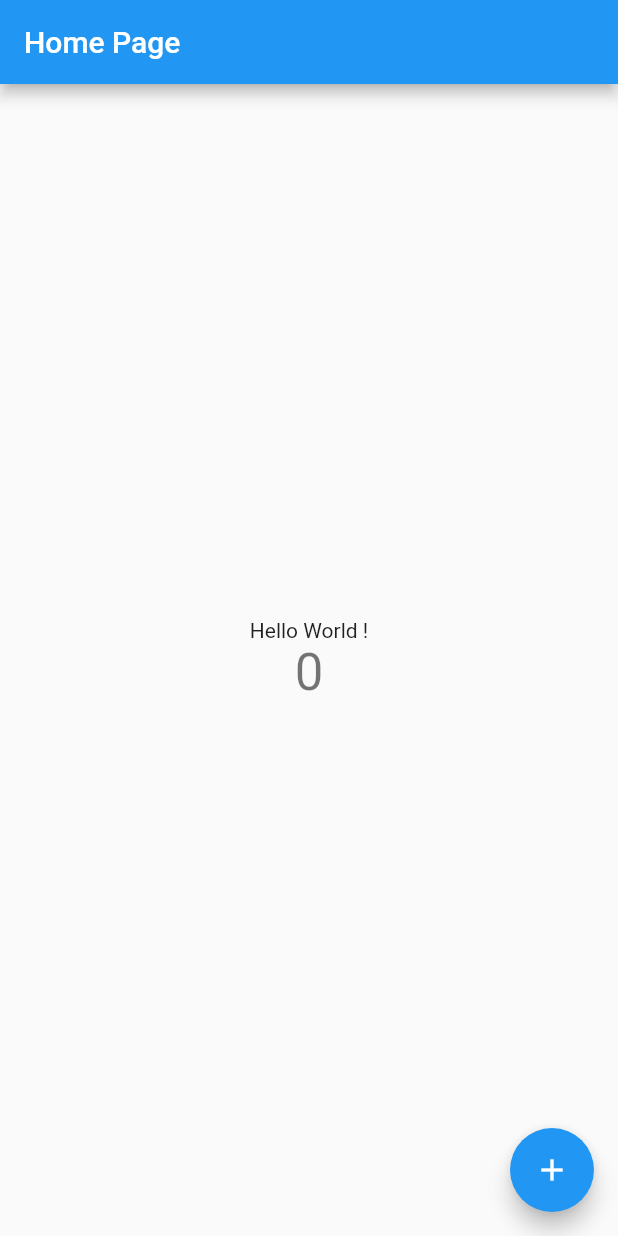
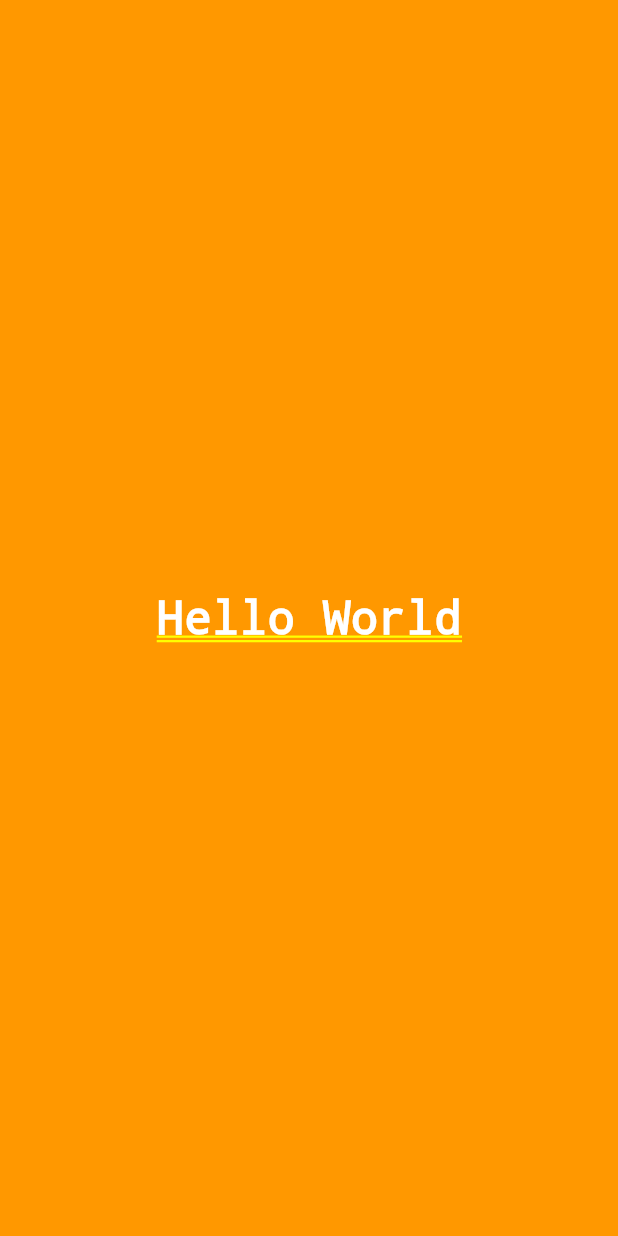
Before and after one commit to dinhvietahn23/mobileFlutter, a Flutter app: the screen it shows after launch, on a phone screen of 412 x 824 dp. Run offline on Flutter 3.47's test engine with Material 2 defaults, Android fonts, the phone set to English and light mode, and no system bars.

Commit message:
Chapter 7: layout in Flutter

```diff
--- a/lib/main.dart
+++ b/lib/main.dart
@@ -1,27 +1,17 @@
 import 'package:flutter/material.dart';
 
-void main() {
-  runApp(const MyApp());
-}
+void main() => runApp(MyApp());
 
 class MyApp extends StatelessWidget {
-  const MyApp({Key? key}) : super(key: key);
+  //const MyApp({Key? key}) : super(key: key);
 
   // This widget is the root of your application.
   @override
   Widget build(BuildContext context) {
     return MaterialApp(
-      title: 'Flutter Demo',
+      title: 'Hello World demo',
       theme: ThemeData(
-        // This is the theme of your application.
-        //
-        // Try running your application with "flutter run". You'll see the
-        // application has a blue toolbar. Then, without quitting the app, try
-        // changing the primarySwatch below to Colors.green and then invoke
-        // or simply save your changes to "hot reload" in a Flutter IDE).
-        // Notice that the counter didn't reset back to zero; the application
-        // is not restarted.
-        primarySwatch: Colors.blue,
+        primarySwatch: Colors.blueGrey,
       ),
       home: const MyHomePage(title: 'Home Page'),
     );
@@ -31,95 +21,27 @@ class MyApp extends StatelessWidget {
 class MyHomePage extends StatefulWidget {
   const MyHomePage({Key? key, required this.title}) : super(key: key);
 
-  // This widget is the home page of your application. It is stateful, meaning
-  // that it has a State object (defined below) that contains fields that affect
-  // how it looks.
-
-  // This class is the configuration for the state. It holds the values (in this
-  // case the title) provided by the parent (in this case the App widget) and
-  // used by the build method of the State. Fields in a Widget subclass are
-  // always marked "final".
-
   final String title;
 
   @override
-  State<MyHomePage> createState() => _MyHomePageState();
+  State<MyHomePage> createState()  => MyHomePageState_();
+}
 
+class MyHomePageState_ extends State<MyHomePage> {
   @override
   Widget build(BuildContext context) {
-    return Scaffold(
-      appBar: AppBar(
-        title: Text(this.title),
-      ),
-      body: Center(
-          child: Text(
-        'Hello World',
-      )),
+    return Container(
+        decoration: BoxDecoration(color: Colors.orange,),
+        padding: EdgeInsets.all(25),
+        child: Center(
+          child:Text(
+            'Hello World',
+            style: TextStyle(
+              color: Colors.white, letterSpacing: 0.5, fontSize: 30,
+            ),
+            textDirection: TextDirection.ltr
+          ),
+        )
     );
   }
 }
-
-class _MyHomePageState extends State<MyHomePage> {
-  int _counter = 0;
-
-  void _incrementCounter() {
-    setState(() {
-      // This call to setState tells the Flutter framework that something has
-      // changed in this State, which causes it to rerun the build method below
-      // so that the display can reflect the updated values. If we changed
-      // _counter without calling setState(), then the build method would not be
-      // called again, and so nothing would appear to happen.
-      _counter++;
-    });
-  }
-
-  @override
-  Widget build(BuildContext context) {
-    // This method is rerun every time setState is called, for instance as done
-    // by the _incrementCounter method above.
-    //
-    // The Flutter framework has been optimized to make rerunning build methods
-    // fast, so that you can just rebuild anything that needs updating rather
-    // than having to individually change instances of widgets.
-    return Scaffold(
-      appBar: AppBar(
-        // Here we take the value from the MyHomePage object that was created by
-        // the App.build method, and use it to set our appbar title.
-        title: Text(widget.title),
-      ),
-      body: Center(
-        // Center is a layout widget. It takes a single child and positions it
-        // in the middle of the parent.
-        child: Column(
-          // Column is also a layout widget. It takes a list of children and
-          // arranges them vertically. By default, it sizes itself to fit its
-          // children horizontally, and tries to be as tall as its parent.
-          //
-          // Invoke "debug painting" (press "p" in the console, choose the
-          // "Toggle Debug Paint" action from the Flutter Inspector in Android
-          // Studio, or the "Toggle Debug Paint" command in Visual Studio Code)
-          // to see the wireframe for each widget.
-          //
-          // Column has various properties to control how it sizes itself and
-          // how it positions its children. Here we use mainAxisAlignment to
-          // center the children vertically; the main axis here is the vertical
-          // axis because Columns are vertical (the cross axis would be
-          // horizontal).
-          mainAxisAlignment: MainAxisAlignment.center,
-          children: <Widget>[
-            const Text('Hello World !'),
-            Text(
-              '$_counter',
-              style: Theme.of(context).textTheme.headline4,
-            ),
-          ],
-        ),
-      ),
-      floatingActionButton: FloatingActionButton(
-        onPressed: _incrementCounter,
-        tooltip: 'Increment',
-        child: const Icon(Icons.add),
-      ), // This trailing comma makes auto-formatting nicer for build methods.
-    );
-  }
-}
--- a/pubspec.yaml
+++ b/pubspec.yaml
@@ -58,7 +58,10 @@ flutter:
   uses-material-design: true
 
   # To add assets to your application, add an assets section, like this:
-  # assets:
+  assets:
+    - asserts/iphone.jpg
+    - asserts/pixel.jpg
+
   #   - images/a_dot_burr.jpeg
   #   - images/a_dot_ham.jpeg
 
```
Also changed, not shown: lib/main_1.dart (added, +126 -0 lines), asserts/iphone.jpg (added), asserts/pixel.jpg (added), 1 other file.
